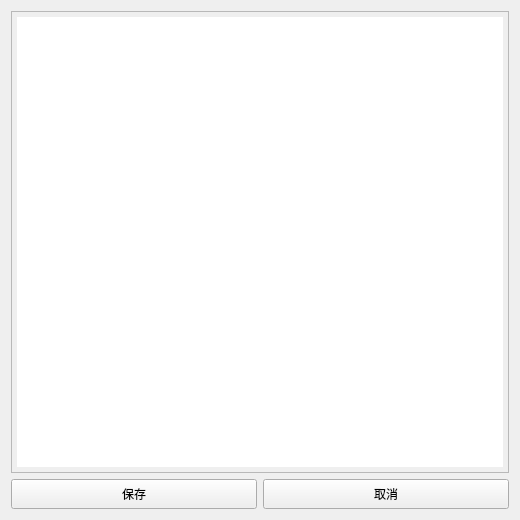
The window that assets/ui/create.ui (zzzmfps/AutoSubmit) describes before a commit, drawn with Qt 5.
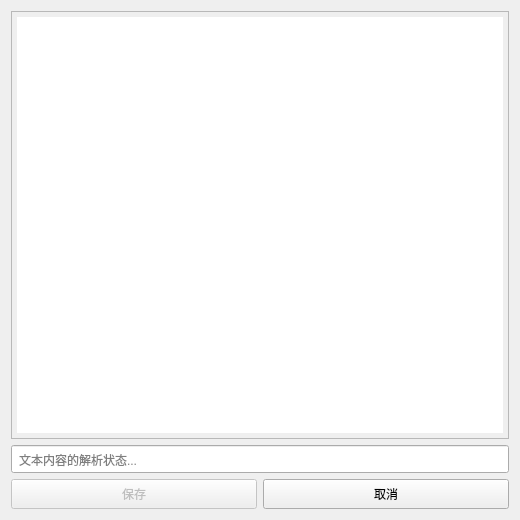
The same window after the commit.

Patch:
```diff
--- a/assets/ui/create.ui
+++ b/assets/ui/create.ui
@@ -37,10 +37,26 @@
    <item>
     <widget class="QPlainTextEdit" name="content"/>
    </item>
+   <item>
+    <widget class="QLineEdit" name="status">
+     <property name="enabled">
+      <bool>true</bool>
+     </property>
+     <property name="readOnly">
+      <bool>true</bool>
+     </property>
+     <property name="placeholderText">
+      <string>文本内容的解析状态...</string>
+     </property>
+    </widget>
+   </item>
    <item>
     <layout class="QHBoxLayout" name="btn_group">
      <item>
-      <widget class="QPushButton" name="save">
+      <widget class="QPushButton" name="btn_save">
+       <property name="enabled">
+        <bool>false</bool>
+       </property>
        <property name="text">
         <string>保存</string>
        </property>
```
Left out of the diff: 2 changed lines with no effect on the pictures.
